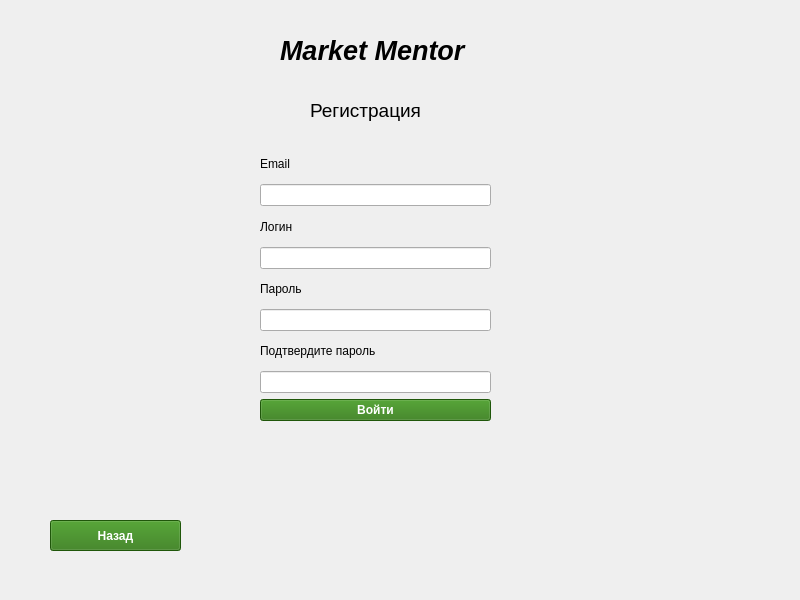
First picture: the form in gui/project/src/registrationwindow.ui, repository cpp-park-vk-education/2023_1_HAC, before the edit.
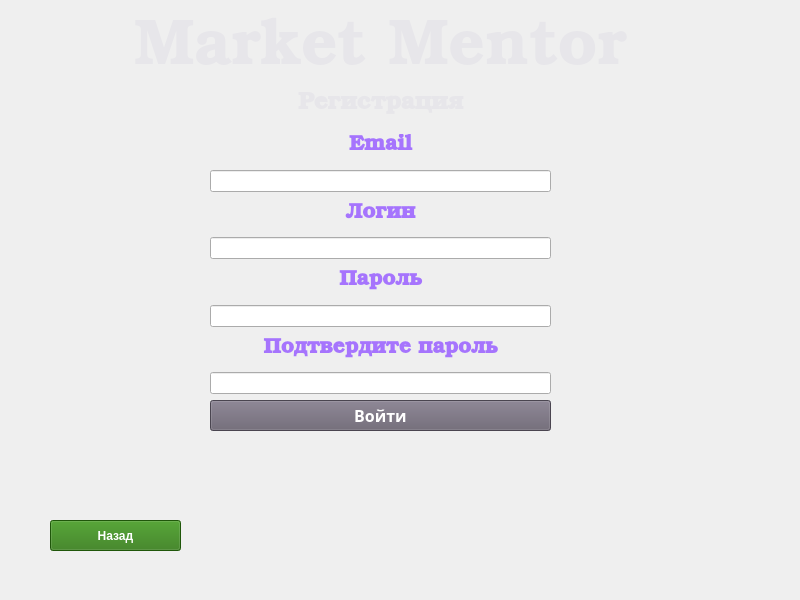
Second picture: the form after the edit.

Diff of the .ui file:
```diff
--- a/gui/project/src/registrationwindow.ui
+++ b/gui/project/src/registrationwindow.ui
@@ -16,10 +16,10 @@
   <widget class="QWidget" name="layoutWidget">
    <property name="geometry">
     <rect>
-     <x>260</x>
-     <y>150</y>
-     <width>231</width>
-     <height>271</height>
+     <x>210</x>
+     <y>130</y>
+     <width>341</width>
+     <height>301</height>
     </rect>
    </property>
    <layout class="QGridLayout" name="gridLayout">
@@ -30,13 +30,15 @@
      <widget class="QPushButton" name="btnEnter">
       <property name="font">
        <font>
+        <family>URW Bookman [urw]</family>
+        <pointsize>12</pointsize>
         <weight>75</weight>
         <bold>true</bold>
        </font>
       </property>
       <property name="styleSheet">
-       <string notr="true">QPushButton {
-    background-color:  rgb(44, 120, 14);
+       <string notr="true">QPushButton {	
+    background-color:  rgb(104,97,112);
 	color: rgb(255, 255, 255);
 }
 
@@ -51,8 +53,18 @@
     </item>
     <item row="4" column="0">
      <widget class="QLabel" name="Password">
+      <property name="font">
+       <font>
+        <family>URW Bookman</family>
+        <weight>75</weight>
+        <bold>true</bold>
+       </font>
+      </property>
+      <property name="styleSheet">
+       <string notr="true"/>
+      </property>
       <property name="text">
-       <string>Пароль</string>
+       <string>&lt;html&gt;&lt;head/&gt;&lt;body&gt;&lt;p align=&quot;center&quot;&gt;&lt;span style=&quot; font-size:16pt; color: #A674FD&quot;&gt;Пароль&lt;/span&gt;&lt;/p&gt;&lt;/body&gt;&lt;/html&gt;</string>
       </property>
      </widget>
     </item>
@@ -61,8 +73,15 @@
     </item>
     <item row="6" column="0">
      <widget class="QLabel" name="ConfirmPass">
+      <property name="font">
+       <font>
+        <family>URW Bookman</family>
+        <weight>75</weight>
+        <bold>true</bold>
+       </font>
+      </property>
       <property name="text">
-       <string>Подтвердите пароль</string>
+       <string>&lt;html&gt;&lt;head/&gt;&lt;body&gt;&lt;p align=&quot;center&quot;&gt;&lt;span style=&quot; font-size:16pt; color: #A674FD&quot;&gt;Подтвердите пароль&lt;/span&gt;&lt;/p&gt;&lt;/body&gt;&lt;/html&gt;</string>
       </property>
      </widget>
     </item>
@@ -71,15 +90,29 @@
     </item>
     <item row="2" column="0">
      <widget class="QLabel" name="Login">
+      <property name="font">
+       <font>
+        <family>URW Bookman</family>
+        <weight>75</weight>
+        <bold>true</bold>
+       </font>
+      </property>
       <property name="text">
-       <string>Логин</string>
+       <string>&lt;html&gt;&lt;head/&gt;&lt;body&gt;&lt;p align=&quot;center&quot;&gt;&lt;span style=&quot; font-size:16pt; color: #A674FD&quot;&gt;Логин&lt;/span&gt;&lt;/p&gt;&lt;/body&gt;&lt;/html&gt;</string>
       </property>
      </widget>
     </item>
     <item row="0" column="0">
      <widget class="QLabel" name="Email">
+      <property name="font">
+       <font>
+        <family>URW Bookman</family>
+        <weight>75</weight>
+        <bold>true</bold>
+       </font>
+      </property>
       <property name="text">
-       <string>Email</string>
+       <string>&lt;html&gt;&lt;head/&gt;&lt;body&gt;&lt;p align=&quot;center&quot;&gt;&lt;span style=&quot; font-size:16pt; color: #A674FD&quot;&gt;Email&lt;/span&gt;&lt;/p&gt;&lt;/body&gt;&lt;/html&gt;</string>
       </property>
      </widget>
     </item>
@@ -91,24 +124,27 @@
   <widget class="QLabel" name="label">
    <property name="geometry">
     <rect>
-     <x>280</x>
+     <x>130</x>
      <y>10</y>
-     <width>191</width>
-     <height>81</height>
+     <width>501</width>
+     <height>91</height>
     </rect>
    </property>
    <property name="font">
     <font>
-     <family>Ubuntu</family>
+     <family>URW Bookman</family>
      <pointsize>20</pointsize>
      <weight>75</weight>
-     <italic>true</italic>
+     <italic>false</italic>
      <bold>true</bold>
      <strikeout>false</strikeout>
     </font>
    </property>
+   <property name="styleSheet">
+    <string notr="true">&lt;html&gt;&lt;head/&gt;&lt;body&gt;&lt;p align=&quot;center&quot;&gt;&lt;span style=&quot; font-size:48pt; color: #e7e6ea&quot;&gt;Market Mentor&lt;/span&gt;&lt;/p&gt;&lt;/body&gt;&lt;/html&gt;</string>
+   </property>
    <property name="text">
-    <string>Market Mentor</string>
+    <string>&lt;html&gt;&lt;head/&gt;&lt;body&gt;&lt;p align=&quot;center&quot;&gt;&lt;span style=&quot; font-size:48pt; color: #e7e6ea&quot;&gt;Market Mentor&lt;/span&gt;&lt;/p&gt;&lt;/body&gt;&lt;/html&gt;</string>
    </property>
   </widget>
   <widget class="QPushButton" name="btnBack">
@@ -143,19 +179,22 @@
   <widget class="QLabel" name="Settings">
    <property name="geometry">
     <rect>
-     <x>310</x>
-     <y>100</y>
-     <width>131</width>
-     <height>21</height>
+     <x>290</x>
+     <y>90</y>
+     <width>181</width>
+     <height>31</height>
     </rect>
    </property>
    <property name="font">
     <font>
+     <family>URW Bookman</family>
      <pointsize>14</pointsize>
+     <weight>75</weight>
+     <bold>true</bold>
     </font>
    </property>
    <property name="text">
-    <string>Регистрация</string>
+    <string>&lt;html&gt;&lt;head/&gt;&lt;body&gt;&lt;p align=&quot;center&quot;&gt;&lt;span style=&quot; font-size:18pt; color: #e7e6ea&quot;&gt;Регистрация&lt;/span&gt;&lt;/p&gt;&lt;/body&gt;&lt;/html&gt;</string>
    </property>
   </widget>
  </widget>
```
Left out of the diff: 2 changed lines with no effect on the pictures.
